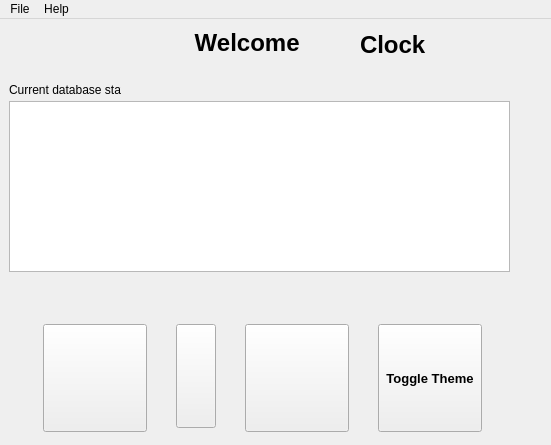
Old version of the form GUI-verklegtVika3/mainwindow.ui in the repository streamerinn/Verklegt-1.
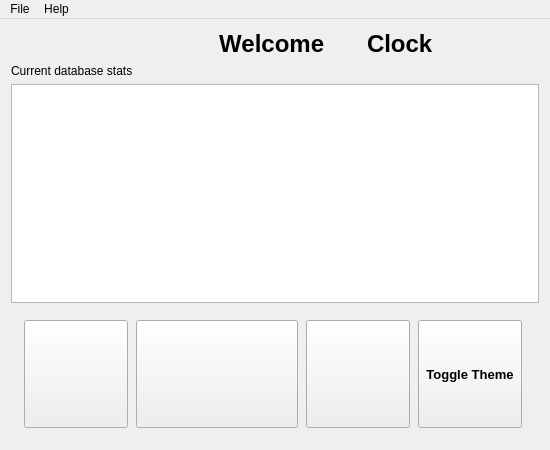
New version of the form. Icons and pictures are not drawn.

Commit message: Tab order mate

```diff
--- a/GUI-verklegtVika3/mainwindow.ui
+++ b/GUI-verklegtVika3/mainwindow.ui
@@ -6,14 +6,20 @@
    <rect>
     <x>0</x>
     <y>0</y>
-    <width>551</width>
-    <height>445</height>
+    <width>550</width>
+    <height>450</height>
    </rect>
   </property>
   <property name="minimumSize">
    <size>
     <width>550</width>
-    <height>0</height>
+    <height>450</height>
+   </size>
+  </property>
+  <property name="maximumSize">
+   <size>
+    <width>16777215</width>
+    <height>16777215</height>
    </size>
   </property>
   <property name="windowTitle">
@@ -30,15 +36,9 @@
 
 }</string>
    </property>
+   <layout class="QGridLayout" name="gridLayout">
+    <item row="0" column="1">
    <widget class="QLabel" name="label">
-    <property name="geometry">
-     <rect>
-      <x>190</x>
-      <y>10</y>
-      <width>121</width>
-      <height>29</height>
-     </rect>
-    </property>
     <property name="font">
      <font>
       <weight>75</weight>
@@ -52,28 +52,30 @@
      <string>&lt;html&gt;&lt;head/&gt;&lt;body&gt;&lt;p align=&quot;center&quot;&gt;&lt;span style=&quot; font-size:18pt;&quot;&gt;Welcome &lt;/span&gt;&lt;/p&gt;&lt;/body&gt;&lt;/html&gt;</string>
     </property>
    </widget>
+    </item>
+    <item row="0" column="2">
+     <widget class="QLabel" name="digitalClock">
+      <property name="font">
+       <font>
+        <pointsize>18</pointsize>
+        <weight>75</weight>
+        <bold>true</bold>
+       </font>
+      </property>
+      <property name="text">
+       <string>Clock</string>
+      </property>
+     </widget>
+    </item>
+    <item row="1" column="0">
    <widget class="QLabel" name="label_2">
-    <property name="geometry">
-     <rect>
-      <x>9</x>
-      <y>63</y>
-      <width>112</width>
-      <height>16</height>
-     </rect>
-    </property>
     <property name="text">
      <string>Current database stats</string>
     </property>
    </widget>
+    </item>
+    <item row="2" column="0" colspan="3">
    <widget class="QListWidget" name="listStats">
-    <property name="geometry">
-     <rect>
-      <x>9</x>
-      <y>82</y>
-      <width>501</width>
-      <height>171</height>
-     </rect>
-    </property>
     <property name="minimumSize">
      <size>
       <width>480</width>
@@ -86,16 +88,13 @@
       <height>16777215</height>
      </size>
     </property>
-   </widget>
+      <property name="focusPolicy">
+       <enum>Qt::NoFocus</enum>
+      </property>
+     </widget>
+    </item>
+    <item row="3" column="0" colspan="3">
    <widget class="QWidget" name="horizontalWidget" native="true">
-    <property name="geometry">
-     <rect>
-      <x>9</x>
-      <y>294</y>
-      <width>510</width>
-      <height>126</height>
-     </rect>
-    </property>
     <property name="maximumSize">
      <size>
       <width>16777215</width>
@@ -149,6 +148,12 @@
          <verstretch>0</verstretch>
         </sizepolicy>
        </property>
+         <property name="minimumSize">
+          <size>
+           <width>162</width>
+           <height>108</height>
+          </size>
+         </property>
        <property name="baseSize">
         <size>
          <width>0</width>
@@ -239,33 +244,15 @@
      </item>
     </layout>
    </widget>
-   <widget class="QLabel" name="digitalClock">
-    <property name="geometry">
-     <rect>
-      <x>360</x>
-      <y>0</y>
-      <width>141</width>
-      <height>51</height>
-     </rect>
-    </property>
-    <property name="font">
-     <font>
-      <pointsize>18</pointsize>
-      <weight>75</weight>
-      <bold>true</bold>
-     </font>
-    </property>
-    <property name="text">
-     <string>Clock</string>
-    </property>
-   </widget>
+    </item>
+   </layout>
   </widget>
   <widget class="QMenuBar" name="menuBar">
    <property name="geometry">
     <rect>
      <x>0</x>
      <y>0</y>
-     <width>551</width>
+     <width>550</width>
      <height>21</height>
     </rect>
    </property>
```
Lines whose indentation alone changed are shown as unchanged. The commit also changes 4 other files.
